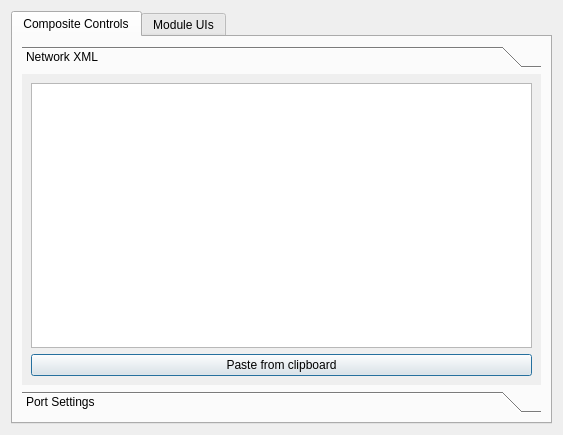
Qt form src/Interface/Modules/Python/CompositeModule.ui (SCIInstitute/SCIRun) before a commit.
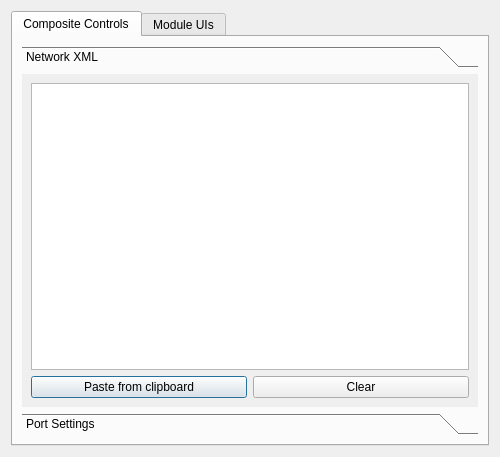
The same form after that commit.

Diff of the .ui file:
```diff
--- a/src/Interface/Modules/Python/CompositeModule.ui
+++ b/src/Interface/Modules/Python/CompositeModule.ui
@@ -6,10 +6,16 @@
    <rect>
     <x>0</x>
     <y>0</y>
-    <width>563</width>
-    <height>435</height>
+    <width>500</width>
+    <height>457</height>
    </rect>
   </property>
+  <property name="minimumSize">
+   <size>
+    <width>500</width>
+    <height>450</height>
+   </size>
+  </property>
   <property name="windowTitle">
    <string>Dialog</string>
   </property>
@@ -34,8 +40,8 @@
            <rect>
             <x>0</x>
             <y>0</y>
-            <width>521</width>
-            <height>319</height>
+            <width>458</width>
+            <height>341</height>
            </rect>
           </property>
           <attribute name="label">
@@ -46,12 +52,23 @@
             <widget class="QPlainTextEdit" name="networkXMLplainTextEdit_"/>
            </item>
            <item row="1" column="0">
+            <layout class="QHBoxLayout" name="horizontalLayout">
+             <item>
             <widget class="QPushButton" name="pastePushButton_">
              <property name="text">
               <string>Paste from clipboard</string>
              </property>
             </widget>
            </item>
+             <item>
+              <widget class="QPushButton" name="clearPushButton_">
+               <property name="text">
+                <string>Clear</string>
+               </property>
+              </widget>
+             </item>
+            </layout>
+           </item>
           </layout>
          </widget>
          <widget class="QWidget" name="page_2">
```
Left out of the diff: 11 changed lines with no effect on the pictures. Lines whose indentation alone changed are shown as unchanged.
